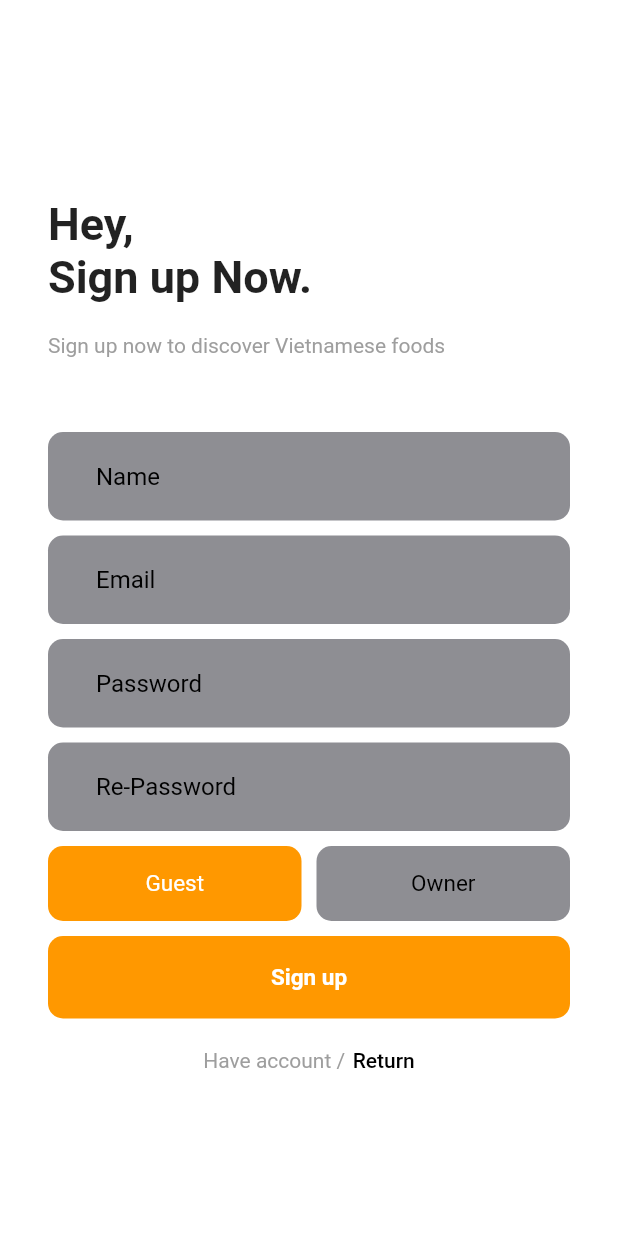
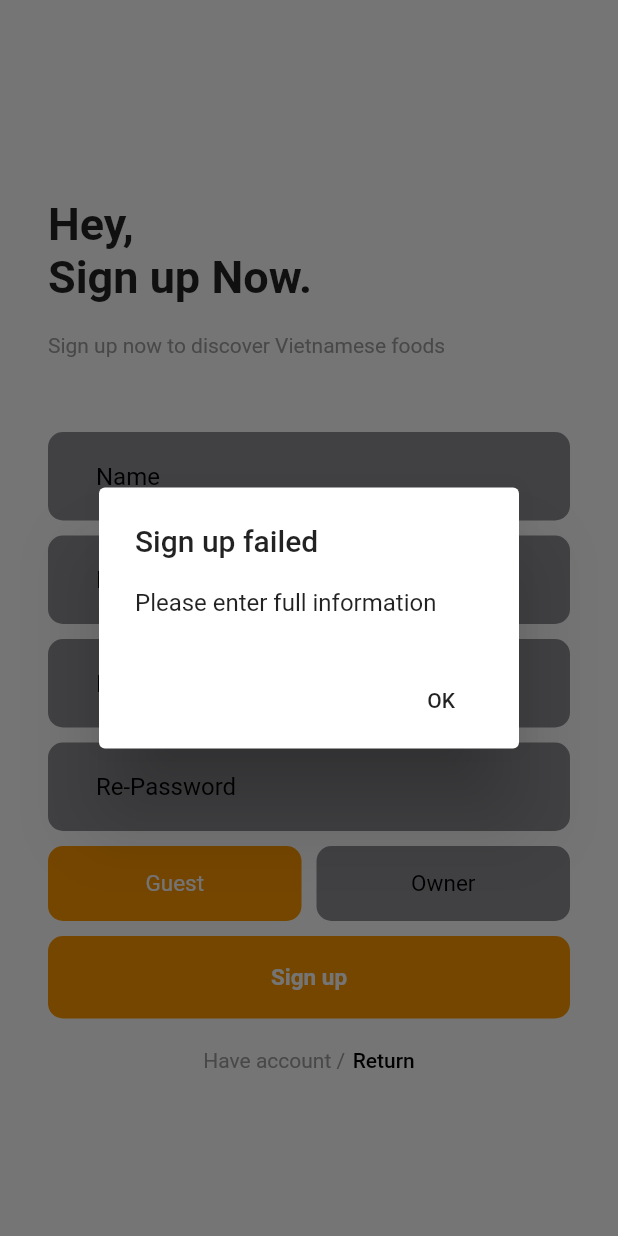
Before and after one commit to hoangphuc06/review_vietnamses_foods_app, a Flutter app: the SignupPage screen opened directly, after a tap on "Sign up", on a phone screen of 412 x 824 dp. Run offline on Flutter 3.47's test engine with Material 2 defaults, Android fonts, the phone set to English and light mode, and no system bars; our stand-ins replace cloud_firestore, firebase_auth, firebase_core; missing offline and left inert: tflite_flutter; accounts and stored records are empty; project files that could hold a hidden picture were left out.

Commit message:
login and signup

```diff
--- a/review_vietnamese_foods/lib/main.dart
+++ b/review_vietnamese_foods/lib/main.dart
@@ -1,10 +1,13 @@
+import 'package:firebase_core/firebase_core.dart';
 import 'package:flutter/material.dart';
 import 'package:tflite_flutter_plugin_example/classifier.dart';
 import 'package:tflite_flutter_plugin_example/src/pages/login_page.dart';
 import 'package:tflite_flutter_plugin_example/src/pages/splash_page.dart';
 
-void main() {
+void main() async {
   runApp(MyApp());
+  WidgetsFlutterBinding.ensureInitialized();
+  await Firebase.initializeApp();
 }
 
 class MyApp extends StatelessWidget {
--- /dev/null
+++ b/review_vietnamese_foods/lib/src/dialogs/msg_dilog.dart
@@ -0,0 +1,21 @@
+import 'package:flutter/material.dart';
+
+class MsgDialog {
+  static void showMsgDialog(BuildContext context, String title, String msg) {
+    showDialog(
+      context: context,
+      builder: (context) => AlertDialog(
+            title: Text(title),
+            content: Text(msg),
+            actions: [
+              new FlatButton(
+                child: Text("OK"),
+                onPressed: () {
+                  Navigator.of(context).pop(MsgDialog);
+                },
+              ),
+            ],
+          ),
+    );
+  }
+}
--- a/review_vietnamese_foods/lib/src/pages/signup_page.dart
+++ b/review_vietnamese_foods/lib/src/pages/signup_page.dart
@@ -1,6 +1,10 @@
+import 'package:cloud_firestore/cloud_firestore.dart';
+import 'package:firebase_auth/firebase_auth.dart';
 import 'package:flutter/material.dart';
 
 import '../common_widgets/button_not_icon.dart';
+import '../dialogs/loading_dialog.dart';
+import '../dialogs/msg_dilog.dart';
 
 class SignupPage extends StatefulWidget {
   const SignupPage({Key? key}) : super(key: key);
@@ -17,6 +21,7 @@ class _SignupPageState extends State<SignupPage> {
   TextEditingController nameController = new TextEditingController();
   bool isGuest = true;
   bool isOwner = false;
+  final _formkey = GlobalKey<FormState>();
 
   @override
   Widget build(BuildContext context) {
@@ -26,6 +31,8 @@ class _SignupPageState extends State<SignupPage> {
       body: SingleChildScrollView(
         child: Padding(
           padding: const EdgeInsets.all(32.0),
+          child: Form(
+            key: _formkey,
             child: Column(
               crossAxisAlignment: CrossAxisAlignment.start,
               children: [
@@ -96,7 +103,7 @@ class _SignupPageState extends State<SignupPage> {
                 ),
                 SizedBox(height: 10,),
                 buttonNotIcon(context, "Sign up", Colors.white, Colors.orange, (){
-
+                  _signUp();
                 }),
                 SizedBox(height: 20,),
                 Row(
@@ -125,6 +132,7 @@ class _SignupPageState extends State<SignupPage> {
                   ],
                 )
               ],
+            ),
           ),
         ),
       ),
@@ -182,4 +190,73 @@ class _SignupPageState extends State<SignupPage> {
       ),
     );
   }
+
+  void _signUp() async {
+    String name = nameController.text.toString().trim();
+    String email = emailController.text.toString().trim();
+    String pass = passController.text.toString().trim();
+    String rePass = rePassController.text.toString().trim();
+    String role = isGuest? "guest" : "owner";
+
+    if (name.isNotEmpty && pass.isNotEmpty && rePass.isNotEmpty && email.isNotEmpty) {
+      if(_formkey.currentState!.validate()) {
+        LoadingDialog.showLoadingDialog(context, "Sign up...");
+        if (pass==rePass) {
+          try {
+            UserCredential userCredential = await FirebaseAuth.instance.createUserWithEmailAndPassword(
+                email: email,
+                password: pass
+            );
+
+            FirebaseAuth.instance.signOut();
+
+            FirebaseFirestore.instance.collection("USER").doc(userCredential.user!.uid.toString()).set({
+              "uid": userCredential.user!.uid.toString(),
+              "email": email,
+              "name": name,
+              "role": role,
+              "avatar": ""
+            });
+
+            nameController.clear();
+            emailController.clear();
+            passController.clear();
+            rePassController.clear();
+            setState((){
+              isGuest = true;
+              isOwner = false;
+            });
+
+            LoadingDialog.hideLoadingDialog(context);
+
+            MsgDialog.showMsgDialog(context, "Sign up success", "Please login to continue using.");
+
+          } on FirebaseAuthException catch (e) {
+            if (e.code == 'weak-password') {
+
+              LoadingDialog.hideLoadingDialog(context);
+
+              MsgDialog.showMsgDialog(context, "Sign up failed", "Password is too weak.");
+
+            } else if (e.code == 'email-already-in-use') {
+
+              LoadingDialog.hideLoadingDialog(context);
+
+              MsgDialog.showMsgDialog(context, "Sign up failed", "Account already exists.");
+
             }
+          } catch (e) {
+            print(e);
+          }
+        }
+        else {
+          LoadingDialog.hideLoadingDialog(context);
+          MsgDialog.showMsgDialog(context, "Sign up failed", "Confirmation password does not match.");
+        }
+      }
+    }
+    else {
+      MsgDialog.showMsgDialog(context, "Sign up failed", "Please enter full information");
+    }
+  }
+}
```
Also changed, not shown: review_vietnamese_foods/lib/src/dialogs/loading_dialog.dart (added, +34 -0 lines), review_vietnamese_foods/lib/src/pages/login_page.dart (+56 -1 lines), review_vietnamese_foods/pubspec.yaml (+8 -1 lines), 4 other files. Lines whose indentation alone changed are shown as unchanged.
